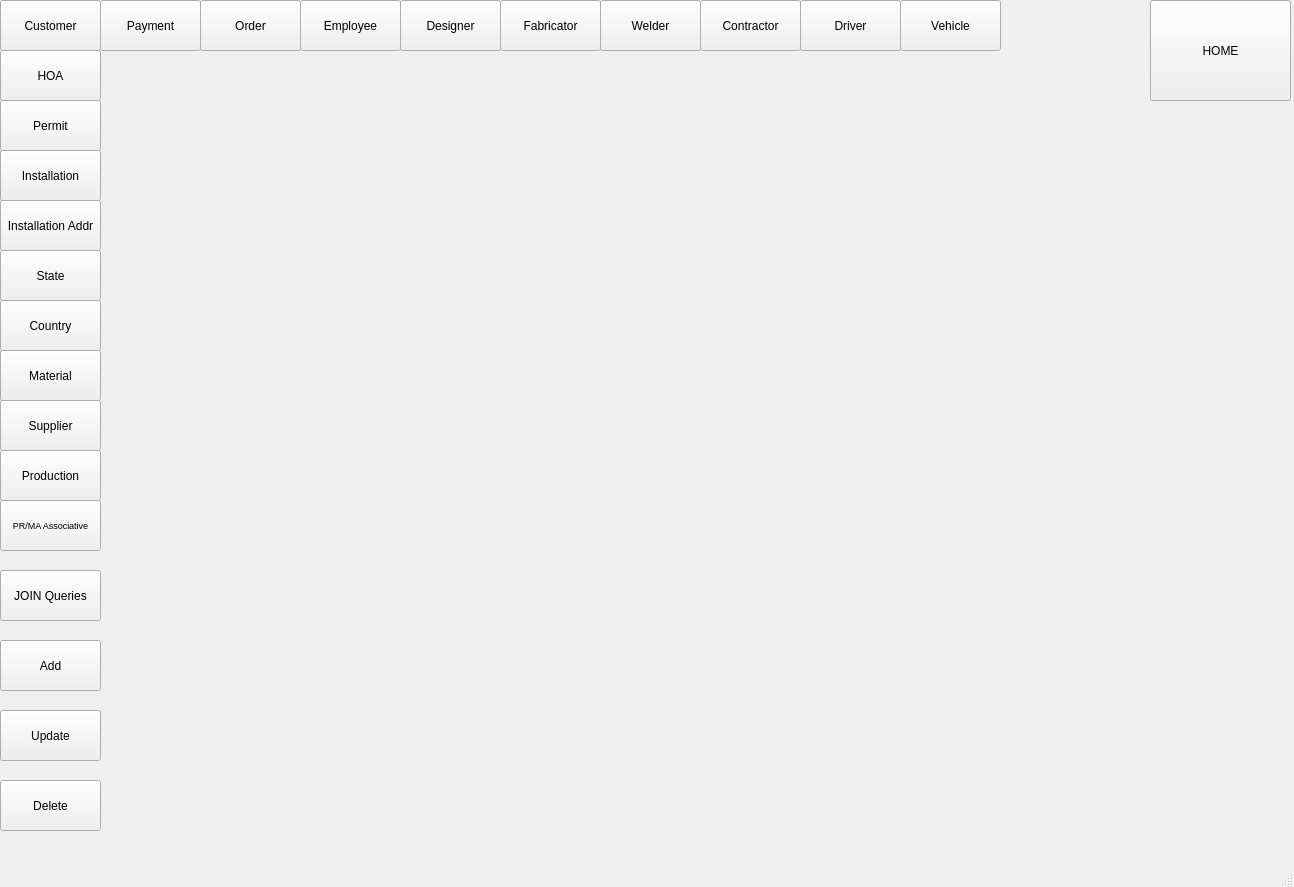
The window that GUI/MainWindow.ui (AMediumRamen/UPDATED-New-Modern-Sign-database-project-WITH-GUI-) describes before a commit, drawn with Qt 5.
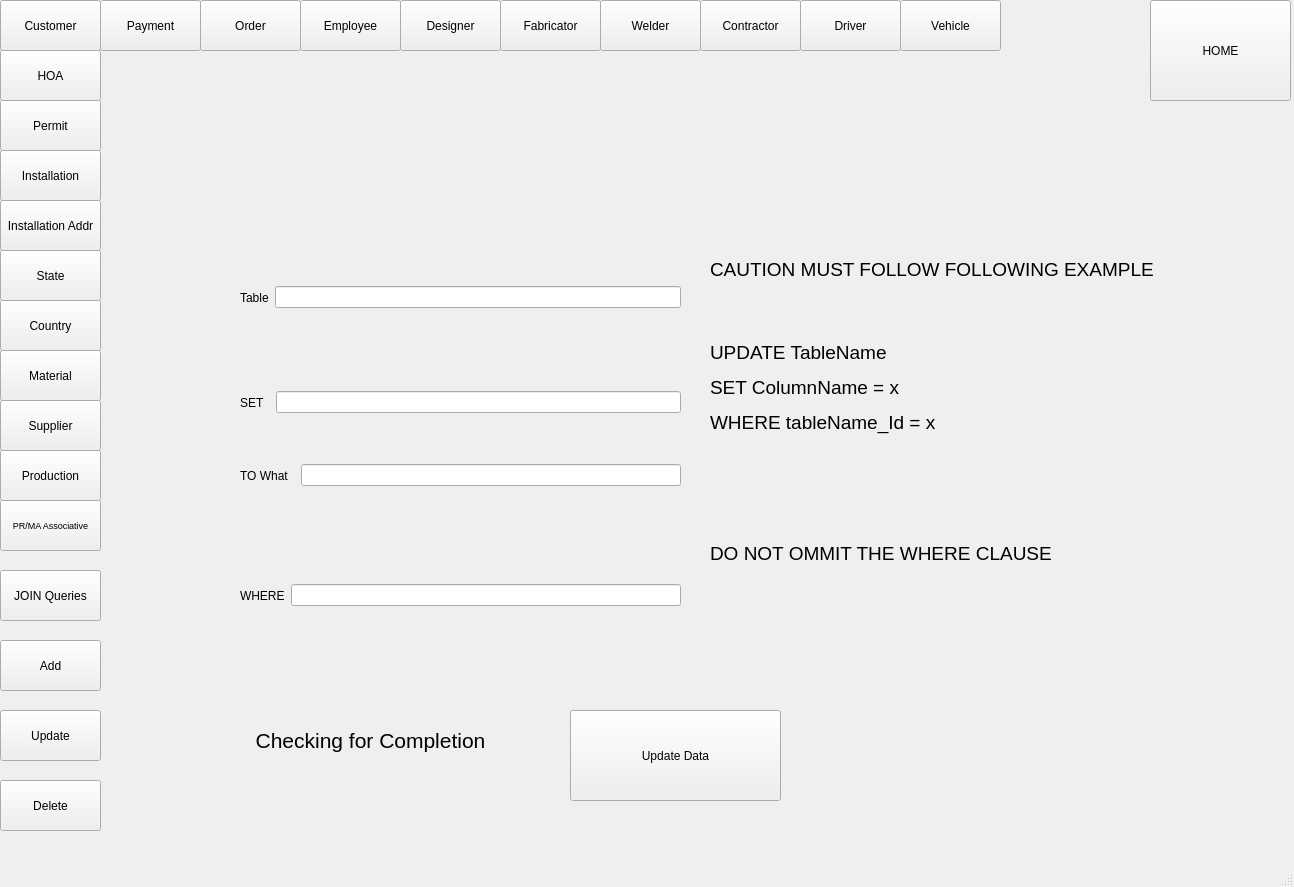
The same window after the commit. The open tabs and pages were chosen to show the change.

Diff of the .ui file:
```diff
--- a/GUI/MainWindow.ui
+++ b/GUI/MainWindow.ui
@@ -335,7 +335,7 @@
     <property name="geometry">
      <rect>
       <x>170</x>
-      <y>160</y>
+      <y>170</y>
       <width>1011</width>
       <height>651</height>
      </rect>
@@ -364,8 +364,235 @@
       </property>
      </widget>
     </widget>
-    <widget class="QWidget" name="Add_page"/>
-    <widget class="QWidget" name="Update_page"/>
+    <widget class="QWidget" name="Add_page">
+     <widget class="QWidget" name="horizontalLayoutWidget">
+      <property name="geometry">
+       <rect>
+        <x>60</x>
+        <y>30</y>
+        <width>914</width>
+        <height>158</height>
+       </rect>
+      </property>
+      <layout class="QHBoxLayout" name="AddPageTopLayout">
+       <item>
+        <widget class="QLabel" name="TableNameLabel">
+         <property name="text">
+          <string>Table Name</string>
+         </property>
+         <property name="textFormat">
+          <enum>Qt::AutoText</enum>
+         </property>
+        </widget>
+       </item>
+       <item>
+        <widget class="QLineEdit" name="TableNameLineEdit"/>
+       </item>
+      </layout>
+     </widget>
+     <widget class="QWidget" name="horizontalLayoutWidget_2">
+      <property name="geometry">
+       <rect>
+        <x>60</x>
+        <y>187</y>
+        <width>911</width>
+        <height>151</height>
+       </rect>
+      </property>
+      <layout class="QHBoxLayout" name="AddPageBottomLayout">
+       <item>
+        <widget class="QLabel" name="ValuesLabel">
+         <property name="text">
+          <string>Values         </string>
+         </property>
+         <property name="textFormat">
+          <enum>Qt::AutoText</enum>
+         </property>
+        </widget>
+       </item>
+       <item>
+        <widget class="QLineEdit" name="ValuesLineEdit"/>
+       </item>
+      </layout>
+     </widget>
+     <widget class="QLabel" name="AddPageMessage">
+      <property name="geometry">
+       <rect>
+        <x>58</x>
+        <y>355</y>
+        <width>901</width>
+        <height>151</height>
+       </rect>
+      </property>
+      <property name="font">
+       <font>
+        <pointsize>10</pointsize>
+        <italic>true</italic>
+        <bold>true</bold>
+       </font>
+      </property>
+      <property name="text">
+       <string>PLEASE INSERT TABLE NAME IN THE TABLE NAME SECTION AND THE VALUES IN THE VALUES SECTION IN THE FORMAT (A,B,C,...)</string>
+      </property>
+      <property name="alignment">
+       <set>Qt::AlignCenter</set>
+      </property>
+     </widget>
+     <widget class="QPushButton" name="InsertDataButton">
+      <property name="geometry">
+       <rect>
+        <x>400</x>
+        <y>520</y>
+        <width>211</width>
+        <height>91</height>
+       </rect>
+      </property>
+      <property name="text">
+       <string>Insert Data</string>
+      </property>
+     </widget>
+    </widget>
+    <widget class="QWidget" name="Update_page">
+     <widget class="QWidget" name="horizontalLayoutWidget_4">
+      <property name="geometry">
+       <rect>
+        <x>70</x>
+        <y>57</y>
+        <width>441</width>
+        <height>141</height>
+       </rect>
+      </property>
+      <layout class="QHBoxLayout" name="UpdatePageLayout2">
+       <item>
+        <widget class="QLabel" name="TableNameLabelUpdate">
+         <property name="text">
+          <string>Table</string>
+         </property>
+         <property name="textFormat">
+          <enum>Qt::AutoText</enum>
+         </property>
+        </widget>
+       </item>
+       <item>
+        <widget class="QLineEdit" name="TableNameLineEditUpdate"/>
+       </item>
+      </layout>
+     </widget>
+     <widget class="QWidget" name="horizontalLayoutWidget_3">
+      <property name="geometry">
+       <rect>
+        <x>70</x>
+        <y>197</y>
+        <width>441</width>
+        <height>71</height>
+       </rect>
+      </property>
+      <layout class="QHBoxLayout" name="UpdatePageLayout1">
+       <item>
+        <widget class="QLabel" name="SetLabel">
+         <property name="text">
+          <string>SET  </string>
+         </property>
+         <property name="textFormat">
+          <enum>Qt::AutoText</enum>
+         </property>
+        </widget>
+       </item>
+       <item>
+        <widget class="QLineEdit" name="SetLineEdit"/>
+       </item>
+      </layout>
+     </widget>
+     <widget class="QWidget" name="horizontalLayoutWidget_5">
+      <property name="geometry">
+       <rect>
+        <x>70</x>
+        <y>350</y>
+        <width>441</width>
+        <height>151</height>
+       </rect>
+      </property>
+      <layout class="QHBoxLayout" name="UpdatePageLayout1_2">
+       <item>
+        <widget class="QLabel" name="WhereLabel">
+         <property name="text">
+          <string>WHERE</string>
+         </property>
+         <property name="textFormat">
+          <enum>Qt::AutoText</enum>
+         </property>
+        </widget>
+       </item>
+       <item>
+        <widget class="QLineEdit" name="WhereLineEdit"/>
+       </item>
+      </layout>
+     </widget>
+     <widget class="QPushButton" name="UpdateDataButton">
+      <property name="geometry">
+       <rect>
+        <x>400</x>
+        <y>540</y>
+        <width>211</width>
+        <height>91</height>
+       </rect>
+      </property>
+      <property name="text">
+       <string>Update Data</string>
+      </property>
+     </widget>
+     <widget class="QLabel" name="UpdateInfoLabel">
+      <property name="geometry">
+       <rect>
+        <x>540</x>
+        <y>60</y>
+        <width>471</width>
+        <height>411</height>
+       </rect>
+      </property>
+      <property name="text">
+       <string>&lt;html&gt;&lt;head/&gt;&lt;body&gt;&lt;p&gt;&lt;span style=&quot; font-size:14pt;&quot;&gt;CAUTION MUST FOLLOW FOLLOWING EXAMPLE&lt;/span&gt;&lt;/p&gt;&lt;p&gt;&lt;span style=&quot; font-size:14pt;&quot;&gt;&lt;br/&gt;&lt;/span&gt;&lt;/p&gt;&lt;p&gt;&lt;span style=&quot; font-size:14pt;&quot;&gt;UPDATE TableName&lt;/span&gt;&lt;/p&gt;&lt;p&gt;&lt;span style=&quot; font-size:14pt;&quot;&gt;SET ColumnName = x&lt;/span&gt;&lt;/p&gt;&lt;p&gt;&lt;span style=&quot; font-size:14pt;&quot;&gt;WHERE tableName_Id = x&lt;/span&gt;&lt;/p&gt;&lt;p&gt;&lt;span style=&quot; font-size:14pt;&quot;&gt;&lt;br/&gt;&lt;/span&gt;&lt;/p&gt;&lt;p&gt;&lt;span style=&quot; font-size:14pt;&quot;&gt;&lt;br/&gt;&lt;/span&gt;&lt;/p&gt;&lt;p&gt;&lt;span style=&quot; font-size:14pt;&quot;&gt;DO NOT OMMIT THE WHERE CLAUSE&lt;/span&gt;&lt;/p&gt;&lt;p&gt;&lt;span style=&quot; font-size:14pt;&quot;&gt;&lt;br/&gt;&lt;/span&gt;&lt;/p&gt;&lt;/body&gt;&lt;/html&gt;</string>
+      </property>
+     </widget>
+     <widget class="QLabel" name="UpdateMessageLabel">
+      <property name="geometry">
+       <rect>
+        <x>70</x>
+        <y>530</y>
+        <width>261</width>
+        <height>81</height>
+       </rect>
+      </property>
+      <property name="text">
+       <string>&lt;html&gt;&lt;head/&gt;&lt;body&gt;&lt;p align=&quot;center&quot;&gt;&lt;span style=&quot; font-size:16pt;&quot;&gt;Checking for Completion&lt;/span&gt;&lt;/p&gt;&lt;/body&gt;&lt;/html&gt;</string>
+      </property>
+     </widget>
+     <widget class="QWidget" name="horizontalLayoutWidget_6">
+      <property name="geometry">
+       <rect>
+        <x>70</x>
+        <y>270</y>
+        <width>441</width>
+        <height>71</height>
+       </rect>
+      </property>
+      <layout class="QHBoxLayout" name="UpdatePageLayout1_3">
+       <item>
+        <widget class="QLabel" name="ToWhatLabel">
+         <property name="text">
+          <string>TO What  </string>
+         </property>
+         <property name="textFormat">
+          <enum>Qt::AutoText</enum>
+         </property>
+        </widget>
+       </item>
+       <item>
+        <widget class="QLineEdit" name="ToWhatLineEdit"/>
+       </item>
+      </layout>
+     </widget>
+    </widget>
     <widget class="QWidget" name="Delete_page"/>
     <widget class="QWidget" name="Customer_page">
      <widget class="QTableWidget" name="CustomerTable">
```
Left out of the diff: 2 changed lines with no effect on the pictures.
